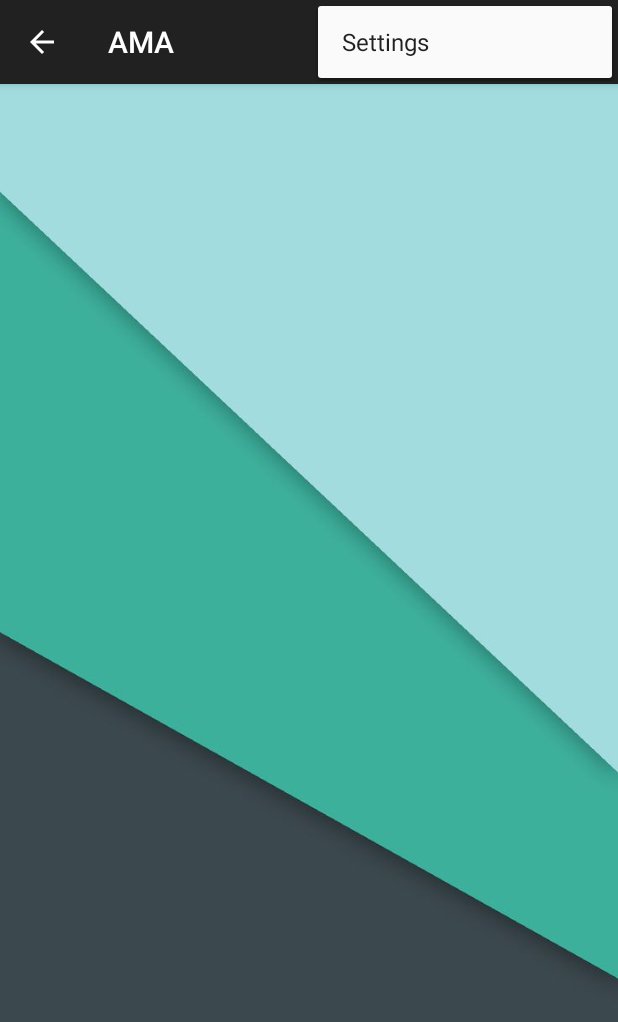
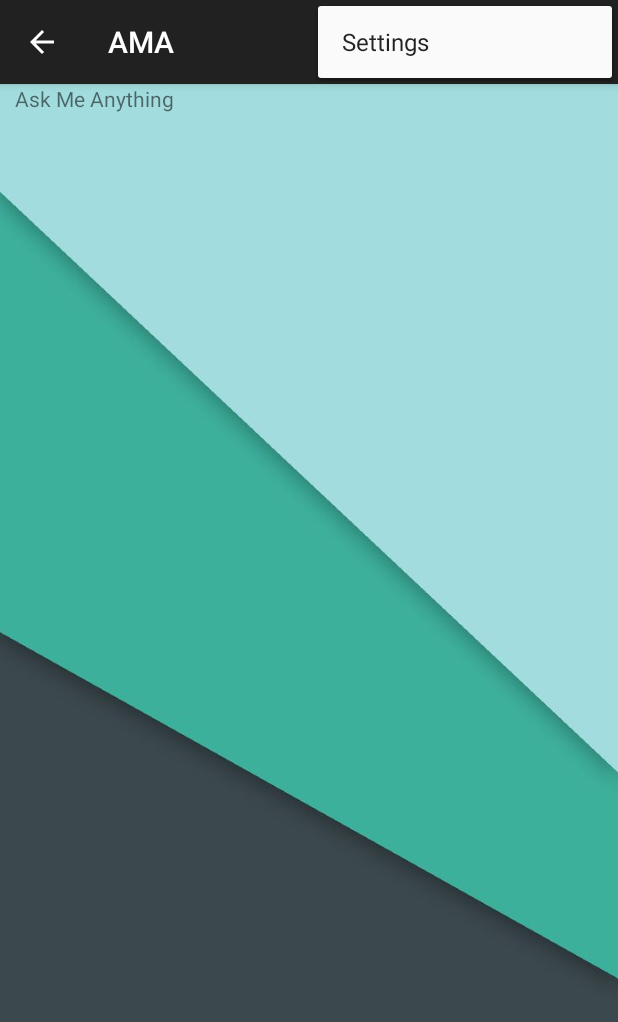
Before and after one commit to HiceS/AMAapp, an Android app: the screen it shows after launch (MainActivity), with the options menu open, on a phone screen of 412 x 824 dp. Shown: the top 1022 px of the screen. Run offline under Robolectric (Android 15) with nearby library versions, the phone set to English and light mode, and no system bars; 2 statements that could not run were skipped.

Commit message:
Title Page Title

```diff
--- a/app/src/main/res/layout/fragment_main_screen.xml
+++ b/app/src/main/res/layout/fragment_main_screen.xml
@@ -4,4 +4,12 @@
     android:layout_height="match_parent"
     android:background = "@drawable/FrontTitle">
 
+    <TextView
+        android:id="@+id/textView1"
+        android:layout_width="wrap_content"
+        android:layout_height="wrap_content"
+        android:layout_marginLeft="10dp"
+        android:gravity="center"
+        android:text="Ask Me Anything" />
+
 </LinearLayout>
```
